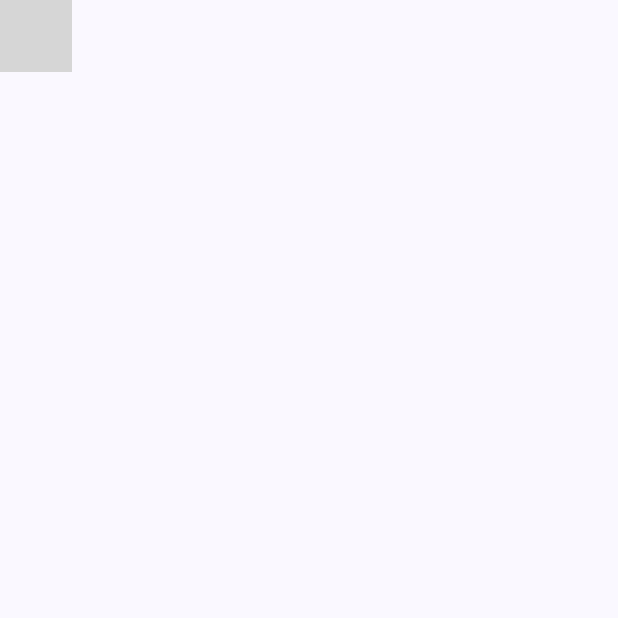
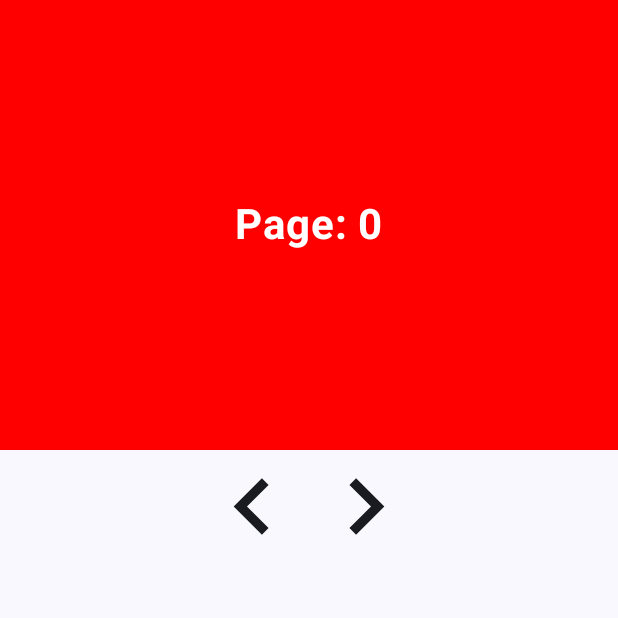
Before and after one commit to salvadorsalvador09/Tutorials, an Android app built with Jetpack Compose: the screen it shows after launch (MainActivity), on a phone screen of 412 x 824 dp, the top half of it. Run offline under Robolectric (Android 15) with nearby library versions, the phone set to English and light mode, and no system bars; grey boxes are pictures that could not be loaded.

Commit message:
Practica de Horizontal Pager

```diff
--- a/app/build.gradle.kts
+++ b/app/build.gradle.kts
@@ -6,7 +6,7 @@ plugins {
 
 android {
     namespace = "com.example.tutorials"
-    compileSdk = 35
+    compileSdk = 36
 
     defaultConfig {
         applicationId = "com.example.tutorials"
--- a/app/src/main/java/com/example/tutorials/MainActivity.kt
+++ b/app/src/main/java/com/example/tutorials/MainActivity.kt
@@ -4,14 +4,35 @@ import android.os.Bundle
 import androidx.activity.ComponentActivity
 import androidx.activity.compose.setContent
 import androidx.activity.enableEdgeToEdge
+import androidx.compose.foundation.background
+import androidx.compose.foundation.clickable
+import androidx.compose.foundation.layout.Box
+import androidx.compose.foundation.layout.Column
+import androidx.compose.foundation.layout.Row
 import androidx.compose.foundation.layout.fillMaxSize
-import androidx.compose.foundation.layout.padding
-import androidx.compose.material3.Scaffold
+import androidx.compose.foundation.layout.fillMaxWidth
+import androidx.compose.foundation.layout.height
+import androidx.compose.foundation.layout.size
+import androidx.compose.foundation.pager.HorizontalPager
+import androidx.compose.foundation.pager.rememberPagerState
+import androidx.compose.material.icons.Icons
+import androidx.compose.material.icons.filled.KeyboardArrowLeft
+import androidx.compose.material.icons.filled.KeyboardArrowRight
+import androidx.compose.material3.Icon
+import androidx.compose.material3.MaterialTheme
+import androidx.compose.material3.Surface
 import androidx.compose.material3.Text
 import androidx.compose.runtime.Composable
+import androidx.compose.runtime.rememberCoroutineScope
+import androidx.compose.ui.Alignment
 import androidx.compose.ui.Modifier
+import androidx.compose.ui.graphics.Color
+import androidx.compose.ui.text.font.FontWeight
 import androidx.compose.ui.tooling.preview.Preview
+import androidx.compose.ui.unit.dp
+import androidx.compose.ui.unit.sp
 import com.example.tutorials.ui.theme.TutorialsTheme
+import kotlinx.coroutines.launch
 
 class MainActivity : ComponentActivity() {
     override fun onCreate(savedInstanceState: Bundle?) {
@@ -19,29 +40,78 @@ class MainActivity : ComponentActivity() {
         enableEdgeToEdge()
         setContent {
             TutorialsTheme {
-                Scaffold(modifier = Modifier.fillMaxSize()) { innerPadding ->
+                Surface(
+                    modifier = Modifier.fillMaxSize(),
+                    color = MaterialTheme.colorScheme.background
+                ) {
+                    HorizontalExample()
                 }
-                Greeting(
-                    name = "Android",
-                    modifier = Modifier.padding(innerPadding)
-                )
+
             }
         }
     }
 }
 
 @Composable
-fun Greeting(name: String, modifier: Modifier = Modifier) {
-    Text(
-        text = "Hello $name!",
-        modifier = modifier
-    )
+fun HorizontalExample(modifier: Modifier = Modifier) {
+    val colorList = listOf(Color.Red, Color.Green, Color.Blue, Color.Cyan, Color.Magenta)
+    val pageState = rememberPagerState {
+        colorList.size
+    }
+    val coroutineScope = rememberCoroutineScope()
+    Column(
+        horizontalAlignment = Alignment.CenterHorizontally
+    ) {
+
+        HorizontalPager(state = pageState) {
+            Box(
+                modifier = modifier
+                    .fillMaxWidth()
+                    .height(300.dp)
+                    .background(colorList[it]),
+                contentAlignment = Alignment.Center
+            ) {
+                Text(
+                    text = "Page: $it",
+                    color = Color.White,
+                    fontSize = 28.sp,
+                    fontWeight = FontWeight.Bold
+                )
+            }
+        }
+        Row {
+            Icon(
+                imageVector = Icons.Filled.KeyboardArrowLeft,
+                contentDescription = "Previous Page",
+                modifier = Modifier
+                    .size(75.dp)
+                    .clickable{
+                        coroutineScope.launch {
+                            pageState.animateScrollToPage(pageState.currentPage -1)
+                        }
+                    }
+
+            )
+            Icon(
+                imageVector = Icons.Filled.KeyboardArrowRight,
+                contentDescription = "Previous Page",
+                modifier = Modifier
+                    .size(75.dp)
+                    .clickable{
+                        coroutineScope.launch {
+                            pageState.animateScrollToPage(pageState.currentPage +1)
+                        }
+                    }
+            )
+        }
+    }
 }
+
 
 @Preview(showBackground = true)
 @Composable
 fun GreetingPreview() {
     TutorialsTheme {
-        Greeting("Android")
+        HorizontalExample()
     }
 }
```
